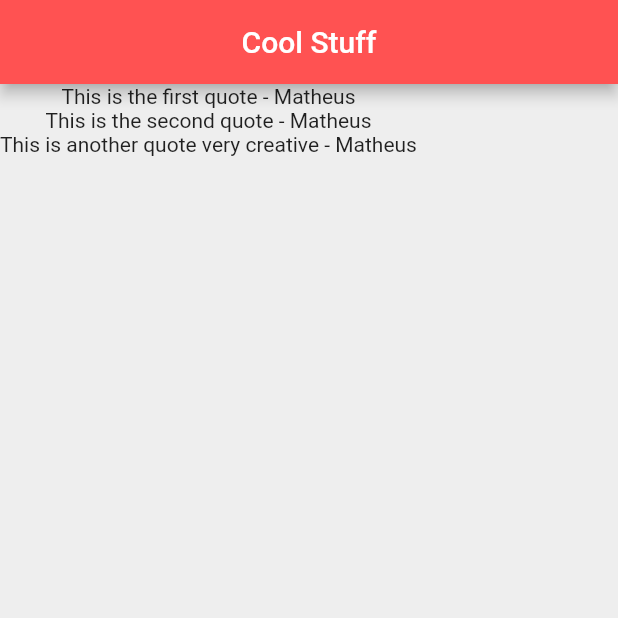
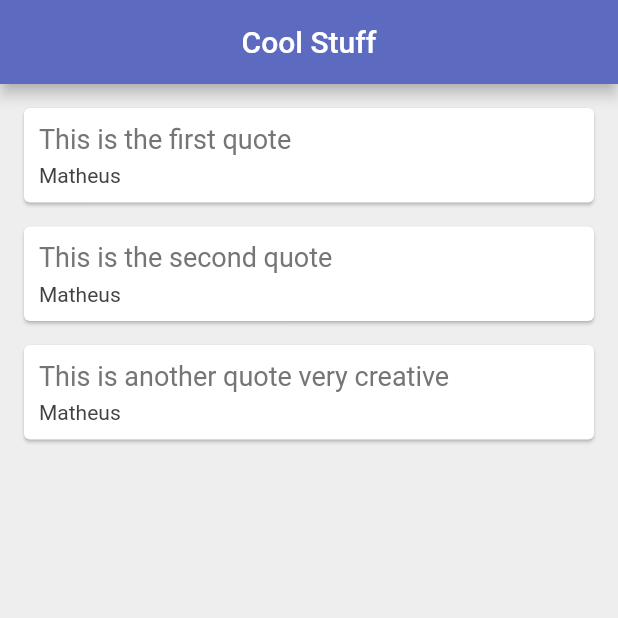
Before and after one commit to matheusmf1/flutter_Study, a Flutter app: the screen it shows after launch, on a phone screen of 412 x 824 dp, the top half of it. Run offline on Flutter 3.47's test engine with Material 2 defaults, Android fonts, the phone set to English and light mode, and no system bars.

Commit message:
Implement quoteCard

```diff
--- a/quotes/lib/main.dart
+++ b/quotes/lib/main.dart
@@ -1,4 +1,5 @@
 import 'package:flutter/material.dart';
+import 'package:quotes/quoteCard.dart';
 import 'package:quotes/quote.dart';
 
 void main() => runApp( MaterialApp(
@@ -30,11 +31,11 @@ class _QuoteListState extends State<QuoteList> {
       appBar: AppBar(
         title: Text('Cool Stuff'),
         centerTitle: true,
-        backgroundColor: Colors.redAccent,
+        backgroundColor: Colors.indigo[400],
       ),
 
       body: Column(
-        children:  quotes.map( ( quote ) => Text( '${ quote.text } - ${ quote.author }' ) ).toList(),
+        children:  quotes.map( ( quote ) => QuoteCard( quote: quote ) ).toList(),
         // the map cycle for each value and performs it a function
 
       ),
--- /dev/null
+++ b/quotes/lib/quoteCard.dart
@@ -0,0 +1,44 @@
+import 'package:flutter/material.dart';
+import 'package:quotes/quote.dart';
+
+class QuoteCard extends StatelessWidget {
+
+  final Quote quote;
+
+  QuoteCard( { this.quote } );
+
+  @override
+  Widget build( BuildContext context ) {
+    return Card(
+      margin: EdgeInsets.fromLTRB( 16.0, 16.0, 16.0, 0.0),
+
+      child: Padding(
+
+        padding: const EdgeInsets.all(10.0),
+        child: Column(
+
+          crossAxisAlignment: CrossAxisAlignment.stretch,
+
+          children: <Widget>[
+            Text( quote.text,
+              style: TextStyle(
+                fontSize: 18.0,
+                color: Colors.grey[600],
+              ),
+            ),
+
+            SizedBox( height: 6.0 ),
+
+            Text( quote.author,
+              style: TextStyle(
+                fontSize: 14.0,
+                color: Colors.grey[800],
+              ),
+            ),
+          ],
+        ),
+      ),
+    );
+  }
+
+}
```
